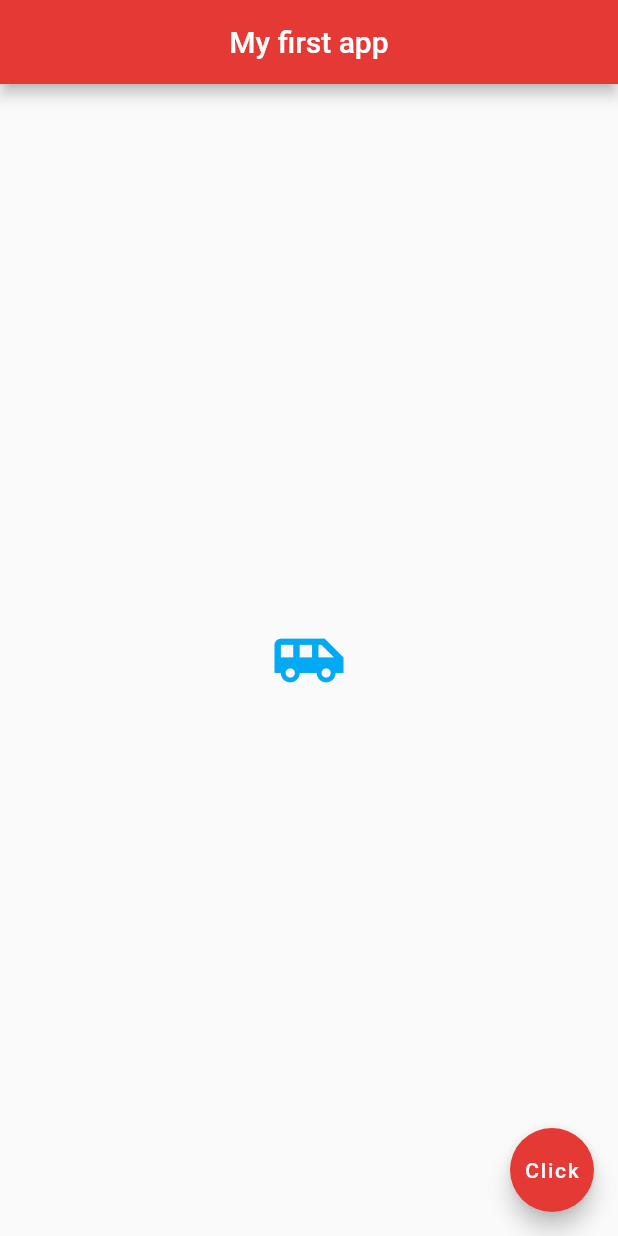
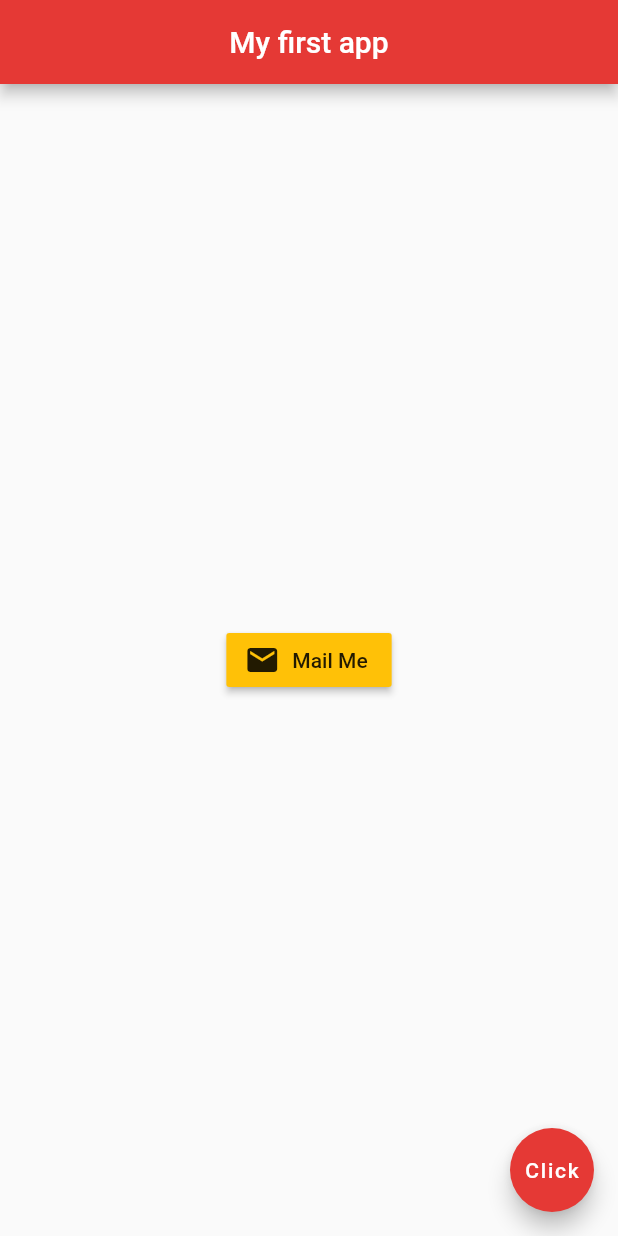
Before and after one commit to anower00/flutter-timerApp, a Flutter app: the screen it shows after launch, on a phone screen of 412 x 824 dp. Run offline on Flutter 3.47's test engine with Material 2 defaults, Android fonts, the phone set to English and light mode, and no system bars.

Commit message:
raise button,flat button with icon property

```diff
--- a/lib/main.dart
+++ b/lib/main.dart
@@ -13,12 +13,17 @@ class Home extends StatelessWidget {
         centerTitle: true,
         backgroundColor: Colors.red[600],
       ),
-      body:const Center(
-        child: Icon(
-          Icons.airport_shuttle,
-          color: Colors.lightBlue,
-          size: 50.0,
-        ),
+      body: Center(
+        child: RaisedButton.icon(
+          onPressed: () {
+            print('You click mail me button');
+          },
+          icon: const Icon(
+            Icons.mail,
+          ),
+          label: const Text('Mail Me'),
+          color: Colors.amber,
+      ),
       ),
       floatingActionButton: FloatingActionButton(
         onPressed: () {},
```
